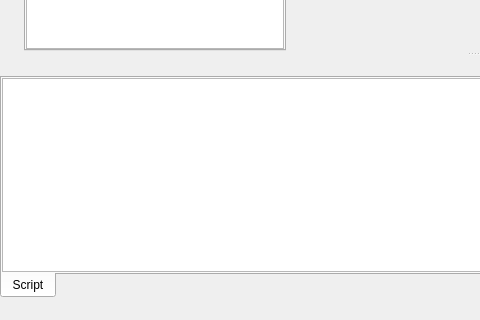
Before: the Qt Designer form branches/split/grafity/ui/forms/mdi.ui in BackupTheBerlios/grafity-svn, drawn with Qt 5; both pictures show x 0 to 480 and y 383 to 703 of the 952 by 703 pixel window.
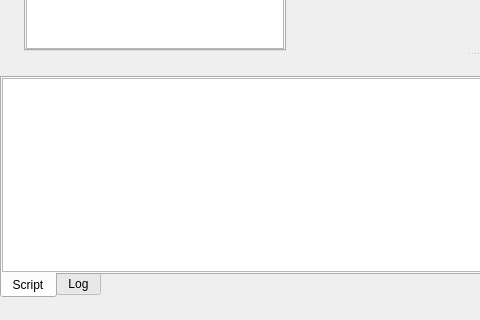
After: the same form once the commit is applied. Icons and pictures are not drawn.

The edit to the form file:
```diff
--- a/branches/split/grafity/ui/forms/mdi.ui
+++ b/branches/split/grafity/ui/forms/mdi.ui
@@ -88,6 +88,11 @@
          </item>
         </layout>
        </widget>
+       <widget class="QWidget" name="tab_6" >
+        <attribute name="title" >
+         <string>Log</string>
+        </attribute>
+       </widget>
       </widget>
      </item>
     </layout>
```
